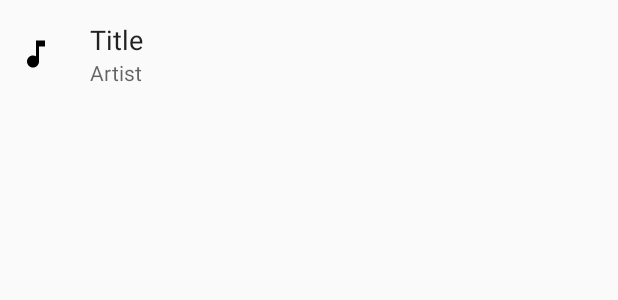
After one commit to sylvain1811/SwissBox, an Android app: the layout recorder_list_item.xml on its own in the app's theme, with its tools: preview values and no code run, on a phone screen of 412 x 824 dp. The commit adds this screen. Shown: the top 300 px of the screen. Run offline under Robolectric (Android 15) with nearby library versions, the phone set to English and light mode, and no system bars.

Commit message:
Start showing records in listview

```diff
--- /dev/null
+++ b/app/src/main/res/drawable/ic_music_note.xml
@@ -0,0 +1,9 @@
+<vector xmlns:android="http://schemas.android.com/apk/res/android"
+        android:width="24dp"
+        android:height="24dp"
+        android:viewportWidth="24.0"
+        android:viewportHeight="24.0">
+    <path
+        android:fillColor="#FF000000"
+        android:pathData="M12,3v10.55c-0.59,-0.34 -1.27,-0.55 -2,-0.55 -2.21,0 -4,1.79 -4,4s1.79,4 4,4 4,-1.79 4,-4V7h4V3h-6z"/>
+</vector>
--- /dev/null
+++ b/app/src/main/res/layout/recorder_list_item.xml
@@ -0,0 +1,46 @@
+<?xml version="1.0" encoding="utf-8"?>
+<RelativeLayout xmlns:android="http://schemas.android.com/apk/res/android"
+    xmlns:tools="http://schemas.android.com/tools"
+    android:layout_width="match_parent"
+    android:layout_height="@dimen/player_item_height">
+
+    <ImageView
+        android:id="@+id/image_player_item"
+        android:layout_width="wrap_content"
+        android:layout_height="wrap_content"
+        android:layout_alignParentStart="true"
+        android:layout_centerVertical="true"
+        android:src="@drawable/ic_music_note"
+        android:layout_marginStart="@dimen/player_item_icon_margin_start" />
+
+    <LinearLayout
+        android:layout_width="match_parent"
+        android:layout_height="wrap_content"
+        android:layout_alignParentStart="true"
+        android:layout_centerVertical="true"
+        android:layout_marginStart="@dimen/player_item_text_margin_start"
+        android:orientation="vertical">
+
+        <TextView
+            android:id="@+id/text_top"
+            android:layout_width="fill_parent"
+            android:layout_height="wrap_content"
+            android:ellipsize="end"
+            android:maxLines="1"
+            android:textAppearance="?android:attr/textAppearanceMedium"
+            android:textColor="?android:attr/textColorPrimary"
+            tools:text="Title" />
+
+        <TextView
+            android:id="@+id/text_bottom"
+            android:layout_width="fill_parent"
+            android:layout_height="wrap_content"
+            android:ellipsize="end"
+            android:maxLines="1"
+            android:textAppearance="?android:attr/textAppearanceSmall"
+            android:textColor="?android:attr/textColorSecondary"
+            tools:text="Artist" />
+
+    </LinearLayout>
+
+</RelativeLayout>
--- a/app/src/main/res/values/dimens.xml
+++ b/app/src/main/res/values/dimens.xml
@@ -7,4 +7,10 @@
 
     <dimen name="fab_margin">16dp</dimen>
     <dimen name="text_margin">16dp</dimen>
+
+    <!-- Recorder -->
+    <dimen name="player_item_height">72dp</dimen>
+    <dimen name="player_item_icon_margin_start">12dp</dimen>
+    <dimen name="player_item_text_margin_start">60dp</dimen>
+
 </resources>
```
Also changed, not shown: app/src/main/java/ch/hearc/swissbox/recorder/RecordAdapter.java (added, +46 -0 lines), app/src/main/java/ch/hearc/swissbox/recorder/RecorderListFragment.java (+27 -10 lines).
